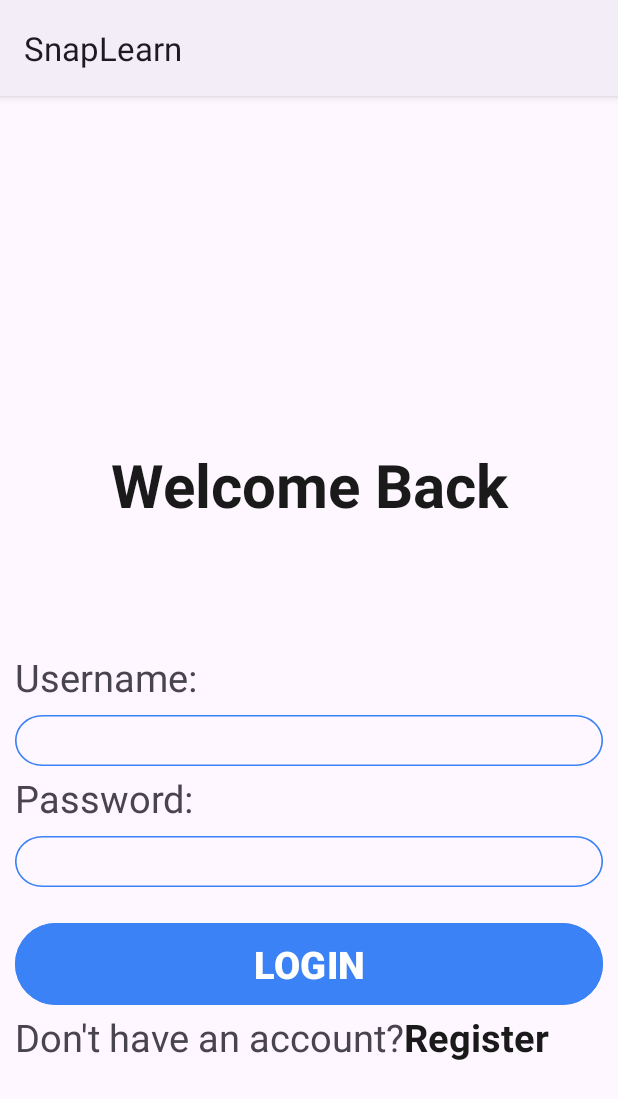
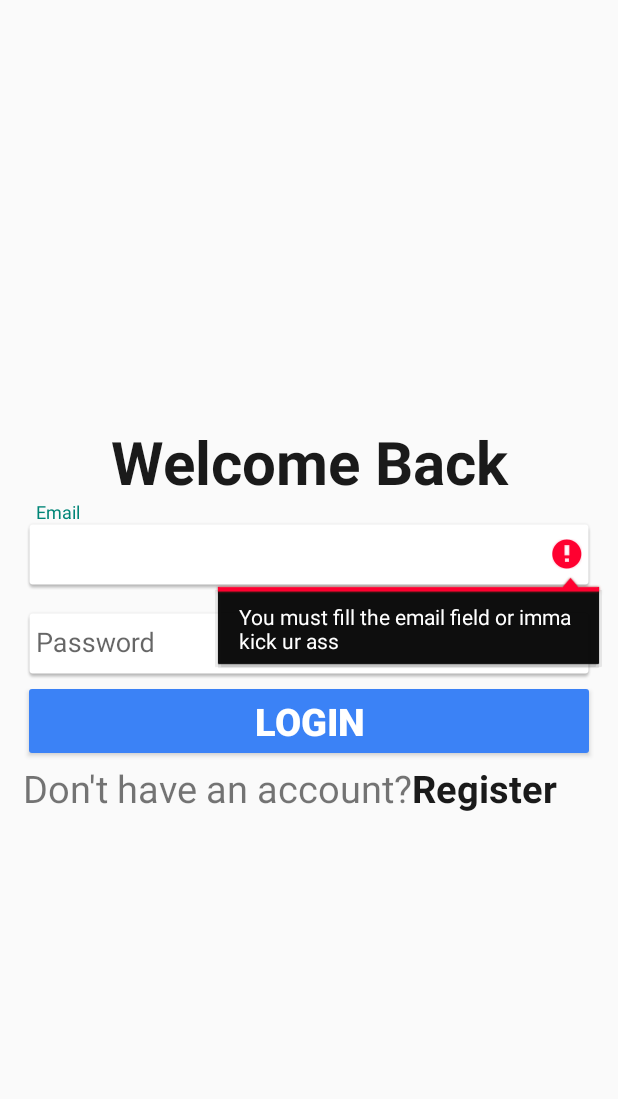
Before and after one commit to LNHBKDN/SnapLearn, an Android app: the screen it shows after launch (Login), after a tap on "LOGIN", on a phone screen of 412 x 824 dp. Shown: the top 1099 px of the screen. Run offline under Robolectric (Android 15) with nearby library versions, the phone set to English and light mode, and no system bars; our stand-ins replace Firebase (no records; nobody signed in at launch, a user with empty details on screens opened directly); 1 statement that could not run was skipped.

Commit message:
config loginview

```diff
--- a/app/src/main/AndroidManifest.xml
+++ b/app/src/main/AndroidManifest.xml
@@ -12,7 +12,7 @@
         android:label="@string/snaplearn"
         android:roundIcon="@mipmap/ic_launcher_round"
         android:supportsRtl="true"
-        android:theme="@style/Theme.Material3.Light"
+        android:theme="@style/Theme.SnapLearn"
         tools:targetApi="31">
         <activity
             android:name=".view.Write"
@@ -42,8 +42,7 @@
         </activity>
         <activity
             android:name=".view.Register"
-            android:exported="false"
-            android:theme="@style/Theme.Material3.Light.NoActionBar"/>
+            android:exported="false" />
     </application>
 
 </manifest>
--- a/app/src/main/java/com/example/snaplearn/view/Login.java
+++ b/app/src/main/java/com/example/snaplearn/view/Login.java
@@ -1,66 +1,100 @@
 package com.example.snaplearn.view;
-
-import androidx.annotation.NonNull;
-import androidx.appcompat.app.AppCompatActivity;
 
 import android.content.Intent;
 import android.os.Bundle;
+import android.text.TextUtils;
 import android.view.View;
+import android.widget.Button;
 import android.widget.TextView;
 import android.widget.Toast;
 
+import androidx.annotation.NonNull;
+import androidx.annotation.Nullable;
+import androidx.appcompat.app.AppCompatActivity;
+
 import com.example.snaplearn.R;
-import com.example.snaplearn.databinding.ActivityLoginBinding;
 import com.google.android.gms.tasks.OnCompleteListener;
 import com.google.android.gms.tasks.Task;
+import com.google.android.material.textfield.TextInputEditText;
+import com.google.firebase.Firebase;
 import com.google.firebase.auth.AuthResult;
 import com.google.firebase.auth.FirebaseAuth;
 import com.google.firebase.auth.FirebaseUser;
 
 public class Login extends AppCompatActivity {
-    private FirebaseAuth mAuth;
-    private ActivityLoginBinding binding;
+
+    TextInputEditText editTextEmail, editTextPassword;
+    Button buttonLogin;
+    TextView textView;
+    FirebaseAuth mAuth;
+
+//    @Override
+//    public void onStart() {
+//        super.onStart();
+//        FirebaseUser currentUser = mAuth.getCurrentUser();
+//        if(currentUser != null){
+//            Intent intent = new Intent(getApplicationContext(), MainActivity.class);
+//            startActivity(intent);
+//            finish();
+//        }
+//    }
 
     @Override
-    protected void onCreate(Bundle savedInstanceState) {
+    protected void onCreate(@Nullable Bundle savedInstanceState) {
         super.onCreate(savedInstanceState);
-        binding = ActivityLoginBinding.inflate(getLayoutInflater());
-        setContentView(binding.getRoot());
+        setContentView(R.layout.activity_login);
+        mAuth = FirebaseAuth.getInstance();
+        FirebaseUser currentUser = mAuth.getCurrentUser();
+        String uid = currentUser.getUid();
 
-        mAuth = FirebaseAuth.getInstance();
+        editTextEmail = findViewById(R.id.email);
+        editTextPassword = findViewById(R.id.password);
+        textView = findViewById(R.id.tv_reg);
+        buttonLogin = findViewById(R.id.btn_login);
 
-        TextView register = findViewById(R.id.btn_reg);
-
-        register.setOnClickListener(new View.OnClickListener() {
+        textView.setOnClickListener(new View.OnClickListener() {
             @Override
             public void onClick(View v) {
-                Intent intent = new Intent(Login.this, Register.class);
+                Intent intent = new Intent(getApplicationContext(), Register.class);
                 startActivity(intent);
+                finish();
             }
         });
 
-        binding.btnLogin.setOnClickListener(new View.OnClickListener() {
+        buttonLogin.setOnClickListener(new View.OnClickListener() {
             @Override
             public void onClick(View v) {
-                String username = binding.edtUsername.getText().toString();
-                String password = binding.edtPassword.getText().toString();
-                mAuth.signInWithEmailAndPassword(username,password)
+            String email, password;
+            email = String.valueOf(editTextEmail.getText());
+            password = String.valueOf(editTextPassword.getText());
+
+            if (TextUtils.isEmpty(email)) {
+//                Toast.makeText(Login.this, "Plz enter Email", Toast.LENGTH_SHORT).show();
+                editTextEmail.setError("You must fill the email field or imma kick ur ass");
+                return;
+            }
+            if (TextUtils.isEmpty(password)) {
+//                Toast.makeText(Login.this, "Plz enter Password", Toast.LENGTH_SHORT).show();
+                editTextPassword.setError("You must fill the password field or imma kick ur ass");
+                return;
+            }
+                mAuth.signInWithEmailAndPassword(email, password)
                         .addOnCompleteListener(new OnCompleteListener<AuthResult>() {
                             @Override
                             public void onComplete(@NonNull Task<AuthResult> task) {
-                                if(task.isSuccessful()){
-                                    Intent intent = new Intent(Login.this, MainActivity.class);
+                                if (task.isSuccessful()) {
+                                    Toast.makeText(getApplicationContext(), "Login Successful", Toast.LENGTH_SHORT).show();
+                                    Intent intent = new Intent(getApplicationContext(), MainActivity.class);
                                     startActivity(intent);
-                                }else{
-                                    Toast.makeText(Login.this,"Username or Password wrong",Toast.LENGTH_SHORT).show();
+                                    intent.putExtra("UID",uid);
+                                    finish();
+                                } else {
+                                    Toast.makeText(Login.this, "Authentication failed.", Toast.LENGTH_SHORT).show();
                                 }
                             }
                         });
             }
         });
 
-
     }
-
-
 }
--- a/app/src/main/res/layout/activity_login.xml
+++ b/app/src/main/res/layout/activity_login.xml
@@ -3,95 +3,65 @@
     xmlns:app="http://schemas.android.com/apk/res-auto"
     xmlns:tools="http://schemas.android.com/tools"
     android:layout_width="match_parent"
-    android:layout_height="match_parent"
+    android:layout_height="wrap_content"
+    android:paddingTop="20dp"
+    android:layout_gravity="center"
     android:orientation="vertical"
-    android:padding="10dp"
+    android:padding="15dp"
     tools:context=".view.Login">
 
+
     <TextView
-        android:id="@+id/welcome_bac"
+        android:id="@+id/reg"
         android:layout_width="match_parent"
         android:layout_height="wrap_content"
-        android:layout_marginTop="222dp"
         android:gravity="center_horizontal"
         android:text="Welcome Back"
         android:textColor="#1A1A1A"
-        android:textSize="40dp"
+        android:textSize="40sp"
         android:textStyle="bold" />
 
-    <LinearLayout
+    <com.google.android.material.textfield.TextInputLayout
         android:layout_width="match_parent"
-        android:layout_height="wrap_content"
-        android:orientation="vertical">
+        android:layout_height="wrap_content">
 
-        <LinearLayout
-            android:layout_width="match_parent"
-            android:layout_height="match_parent"
-            android:orientation="vertical"
-            android:padding="40dp"></LinearLayout>
-    </LinearLayout>
-
-    <LinearLayout
-        android:layout_width="match_parent"
-        android:layout_height="wrap_content"
-        android:orientation="vertical">
-
-        <TextView
-            android:id="@+id/username"
+        <com.google.android.material.textfield.TextInputEditText
+            android:id="@+id/email"
             android:layout_width="match_parent"
             android:layout_height="wrap_content"
-            android:layout_marginTop="4dp"
-            android:gravity="top"
-            android:text="Username:"
-            android:textSize="25dp" />
+            android:background="@drawable/common_google_signin_btn_icon_light_normal_background"
+            android:hint="@string/email"
+            android:inputType="textEmailAddress"
+            android:lines="1"
+            tools:ignore="TouchTargetSizeCheck" />
 
-        <EditText
-            android:id="@+id/edt_username"
-            android:layout_width="match_parent"
-            android:layout_height="wrap_content"
-            android:layout_marginTop="8dp"
-            android:background="@drawable/rectangle_2"
-            android:paddingStart="8dp"></EditText>
-    </LinearLayout>
+    </com.google.android.material.textfield.TextInputLayout>
 
-    <LinearLayout
+    <com.google.android.material.textfield.TextInputLayout
         android:layout_width="match_parent"
-        android:layout_height="wrap_content"
-        android:orientation="vertical">
+        android:layout_height="wrap_content">
 
-        <TextView
+        <com.google.android.material.textfield.TextInputEditText
             android:id="@+id/password"
             android:layout_width="match_parent"
             android:layout_height="wrap_content"
-            android:layout_marginTop="4dp"
-            android:gravity="top"
-            android:text="Password:"
-            android:textSize="25dp" />
+            android:background="@drawable/common_google_signin_btn_icon_light_normal_background"
+            android:hint="@string/password"
+            tools:ignore="TouchTargetSizeCheck"
+            android:inputType="textPassword"
+            android:lines="1"/>
 
-        <EditText
-            android:id="@+id/edt_password"
-            android:layout_width="match_parent"
-            android:layout_height="wrap_content"
-            android:layout_marginTop="8dp"
-            android:background="@drawable/rectangle_2"
-            android:inputType="textPassword"
-            android:paddingStart="8dp"></EditText>
 
-        <LinearLayout
-            android:layout_width="match_parent"
-            android:layout_height="match_parent"
-            android:orientation="vertical"
-            android:padding="10dp"></LinearLayout>
-    </LinearLayout>
+    </com.google.android.material.textfield.TextInputLayout>
 
     <Button
         android:id="@+id/btn_login"
         android:layout_width="match_parent"
         android:layout_height="wrap_content"
+        android:layout_gravity="center"
         android:backgroundTint="#3B82F6"
-        android:padding="10dp"
-
-        android:text="LOGIN"
+        android:outlineAmbientShadowColor="@color/white"
+        android:text="@string/login"
         android:textColor="@color/white"
         android:textSize="25dp"
         android:textStyle="bold" />
@@ -104,11 +74,11 @@
         <TextView
             android:layout_width="wrap_content"
             android:layout_height="wrap_content"
-            android:text="Don't have an account?"
-            android:textSize="25dp"></TextView>
+            android:text="@string/don_t_have_an_account"
+            android:textSize="25sp" />
 
         <TextView
-            android:id="@+id/btn_reg"
+            android:id="@+id/tv_reg"
             android:layout_width="wrap_content"
             android:layout_height="match_parent"
             android:clickable="true"
@@ -116,6 +86,7 @@
             android:text="Register"
             android:textColor="#1A1A1A"
             android:textSize="25dp"
-            android:textStyle="bold"></TextView>
+            android:textStyle="bold"
+            tools:ignore="TouchTargetSizeCheck" />
     </LinearLayout>
 </LinearLayout>
--- a/app/src/main/res/values/strings.xml
+++ b/app/src/main/res/values/strings.xml
@@ -6,4 +6,5 @@
     <string name="password">Password</string>
     <string name="register">Register</string>
     <string name="username">Username</string>
+    <string name="don_t_have_an_account">Don\'t have an account?</string>
 </resources>
```
Also changed, not shown: app/src/main/java/com/example/snaplearn/view/Register.java (+18 -4 lines), app/src/main/res/layout/activity_register.xml (+32 -9 lines).
